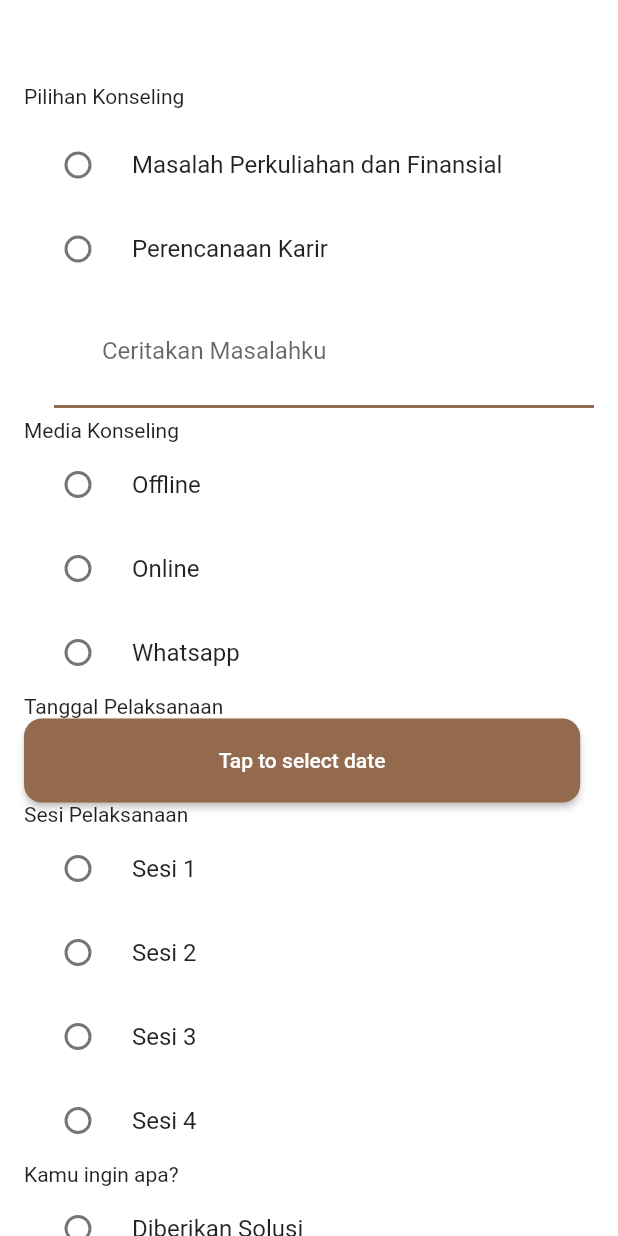
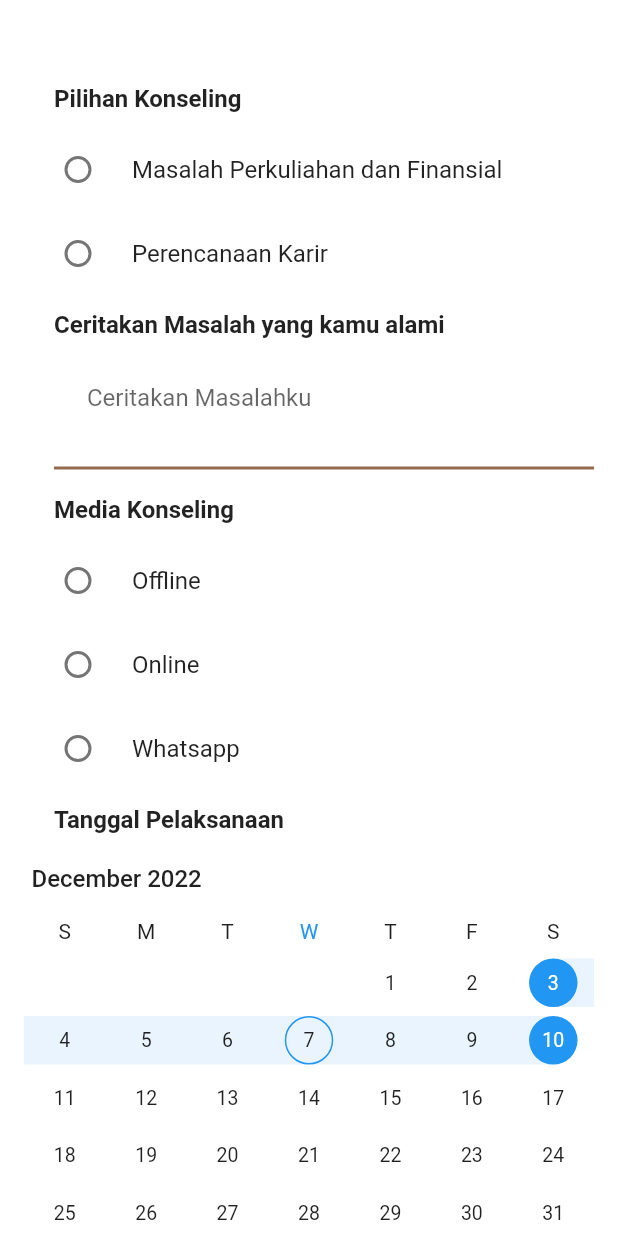
Before and after one commit to fikriichsan/hmif_care_mobile, a Flutter app: the FormKonselingPage screen opened by its route, on a phone screen of 412 x 824 dp. Run offline on Flutter 3.47's test engine with Material 2 defaults, Android fonts, the phone set to English and light mode, and no system bars; drawn by our look-alikes of syncfusion_flutter_datepicker; our stand-ins replace dio, flutter_profile_picture, get, shared_preferences, smooth_page_indicator; accounts and stored records are empty.

Commit message:
baikin layout

```diff
--- a/lib/app/pages/Form_Konseling/form-konseling.dart
+++ b/lib/app/pages/Form_Konseling/form-konseling.dart
@@ -1,5 +1,6 @@
 import 'package:flutter/material.dart';
 import 'package:hmif_care_mobile/app/utils/theme/colors.dart';
+import 'package:syncfusion_flutter_datepicker/datepicker.dart';
 
 class FormKonselingPage extends StatefulWidget {
   const FormKonselingPage({Key? key}) : super(key: key);
@@ -9,6 +10,19 @@ class FormKonselingPage extends StatefulWidget {
 }
 
 class _FormKonselingPageState extends State<FormKonselingPage> {
+  String _selectedDate = '';
+  String _dateCount = '';
+
+  void _onSelectionChange(DateRangePickerSelectionChangedArgs args) {
+    setState(() {
+      if (args.value is DateTime) {
+        _selectedDate = args.value.toString();
+      } else if (args.value is List<DateTime>) {
+        _dateCount = args.value.length.toString();
+      }
+    });
+  }
+
   var _result;
   @override
   Widget build(BuildContext context) {
@@ -21,18 +35,25 @@ class _FormKonselingPageState extends State<FormKonselingPage> {
               child: Column(
                 mainAxisSize: MainAxisSize.max,
                 children: [
-                  Padding(padding: const EdgeInsets.only(top: 32),
+                  Padding(
+                      padding: const EdgeInsets.only(top: 32),
                       child: Column(
                         crossAxisAlignment: CrossAxisAlignment.start,
                         children: [
-                    Text(
+                          Padding(
+                            padding: const EdgeInsets.symmetric(horizontal: 20),
+                            child: Text(
                               "Pilihan Konseling",
+                              style: TextStyle(
+                                  fontWeight: FontWeight.bold, fontSize: 16),
+                            ),
                           ),
                           SizedBox(
                             height: 10,
                           ),
                           RadioListTile(
-                      title: const Text("Masalah Perkuliahan dan Finansial"),
+                              title: const Text(
+                                  "Masalah Perkuliahan dan Finansial"),
                               value: 1,
                               groupValue: _result,
                               activeColor: darkBrown,
@@ -54,17 +75,29 @@ class _FormKonselingPageState extends State<FormKonselingPage> {
                           SizedBox(
                             height: 10,
                           ),
-                  Padding(padding: EdgeInsets.symmetric(horizontal: 32),
+                          Padding(
+                            padding: const EdgeInsets.symmetric(horizontal: 20),
+                            child: Text(
+                              "Ceritakan Masalah yang kamu alami",
+                              style: TextStyle(
+                                  fontWeight: FontWeight.bold, fontSize: 16),
+                            ),
+                          ),
+                          Padding(
+                            padding: EdgeInsets.symmetric(
+                                horizontal: 32, vertical: 15),
                             child: Container(
                               child: TextField(
                                   keyboardType: TextInputType.multiline,
                                   textInputAction: TextInputAction.next,
                                   decoration: InputDecoration(
-                          contentPadding: EdgeInsets.all(20),
+                                    contentPadding:
+                                        EdgeInsets.symmetric(horizontal: 10),
                                     hintText: "Ceritakan Masalahku",
                                     border: InputBorder.none,
                                   )),
-                  ),),
+                            ),
+                          ),
                           const Divider(
                             height: 16,
                             thickness: 2,
@@ -72,8 +105,14 @@ class _FormKonselingPageState extends State<FormKonselingPage> {
                             endIndent: 0,
                             color: darkBrown,
                           ),
-                  Text(
+                          Padding(
+                            padding: const EdgeInsets.symmetric(
+                                horizontal: 20, vertical: 10),
+                            child: Text(
                               "Media Konseling",
+                              style: TextStyle(
+                                  fontWeight: FontWeight.bold, fontSize: 16),
+                            ),
                           ),
                           RadioListTile(
                               title: const Text("Offline"),
@@ -105,25 +144,53 @@ class _FormKonselingPageState extends State<FormKonselingPage> {
                                   _result = value;
                                 });
                               }),
-                  Text(
+                          Padding(
+                            padding: const EdgeInsets.symmetric(
+                                horizontal: 20, vertical: 10),
+                            child: Text(
                               "Tanggal Pelaksanaan",
-                  ),
-                  Container(
-                    width: MediaQuery.of(context).size.width * 0.9,
-                    child: ElevatedButton(
-                      onPressed: () {},
-                      child: Text("Tap to select date"),
-                      style: ElevatedButton.styleFrom(
-                          primary: darkBrown,
-                          onPrimary: Colors.white,
-                          padding: EdgeInsets.symmetric(
-                              vertical: 20, horizontal: 40),
-                          shape: RoundedRectangleBorder(
-                              borderRadius: BorderRadius.circular(12))),
+                              style: TextStyle(
+                                  fontWeight: FontWeight.bold, fontSize: 16),
                             ),
                           ),
-                  Text(
+                          Positioned(
+                            left: 0,
+                            top: 80,
+                            right: 0,
+                            bottom: 0,
+                            child: SfDateRangePicker(
+                              onSelectionChanged: _onSelectionChange,
+                              selectionMode:
+                                  DateRangePickerSelectionMode.single,
+                              initialSelectedRange: PickerDateRange(
+                                  DateTime.now()
+                                      .subtract(const Duration(days: 4)),
+                                  DateTime.now().add(const Duration(days: 3))),
+                            ),
+                          ),
+                          // Container(
+                          //   width: MediaQuery.of(context).size.width * 0.9,
+                          //   child: ElevatedButton(
+                          //     onPressed: () {
+                          //     },
+                          //     child: Text("Tap to select date"),
+                          //     style: ElevatedButton.styleFrom(
+                          //         primary: darkBrown,
+                          //         onPrimary: Colors.white,
+                          //         padding: EdgeInsets.symmetric(
+                          //             vertical: 20, horizontal: 40),
+                          //         shape: RoundedRectangleBorder(
+                          //             borderRadius: BorderRadius.circular(12))),
+                          //   ),
+                          // ),
+                          Padding(
+                            padding: const EdgeInsets.symmetric(
+                                horizontal: 20, vertical: 10),
+                            child: Text(
                               "Sesi Pelaksanaan",
+                              style: TextStyle(
+                                  fontWeight: FontWeight.bold, fontSize: 16),
+                            ),
                           ),
                           RadioListTile(
                               title: const Text("Sesi 1"),
@@ -165,8 +232,14 @@ class _FormKonselingPageState extends State<FormKonselingPage> {
                                   _result = value;
                                 });
                               }),
-                  Text(
+                          Padding(
+                            padding: const EdgeInsets.symmetric(
+                                horizontal: 20, vertical: 10),
+                            child: Text(
                               "Kamu ingin apa?",
+                              style: TextStyle(
+                                  fontWeight: FontWeight.bold, fontSize: 16),
+                            ),
                           ),
                           RadioListTile(
                               title: const Text("Diberikan Solusi"),
@@ -188,9 +261,9 @@ class _FormKonselingPageState extends State<FormKonselingPage> {
                                   _result = value;
                                 });
                               }),
-                  ],)
-
-              )],
+                        ],
+                      ))
+                ],
               )
               //
               )
--- a/pubspec.yaml
+++ b/pubspec.yaml
@@ -41,6 +41,7 @@ dependencies:
   # Use with the CupertinoIcons class for iOS style icons.
   smooth_page_indicator: ^1.0.0+2
   flutter_profile_picture: ^2.0.0
+  syncfusion_flutter_datepicker: ^20.3.59
 
 dev_dependencies:
   flutter_test:
```
Also changed, not shown: pubspec.lock. Lines whose indentation alone changed are shown as unchanged.
